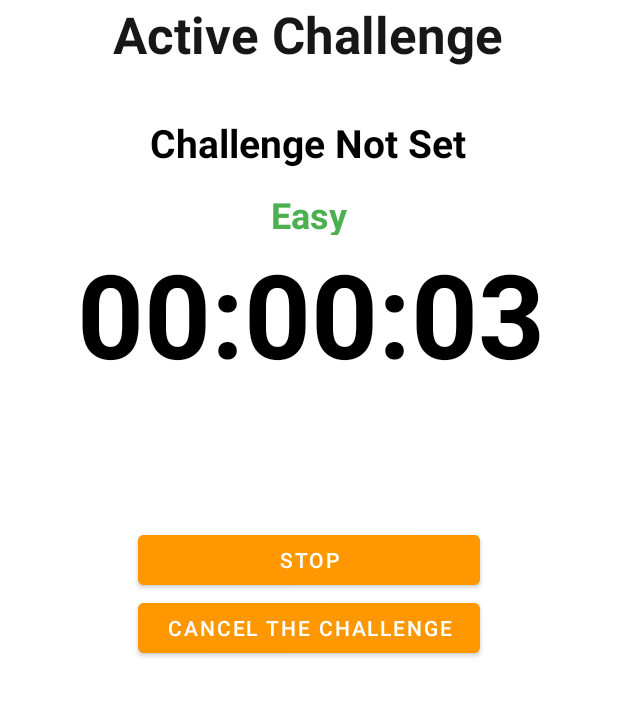
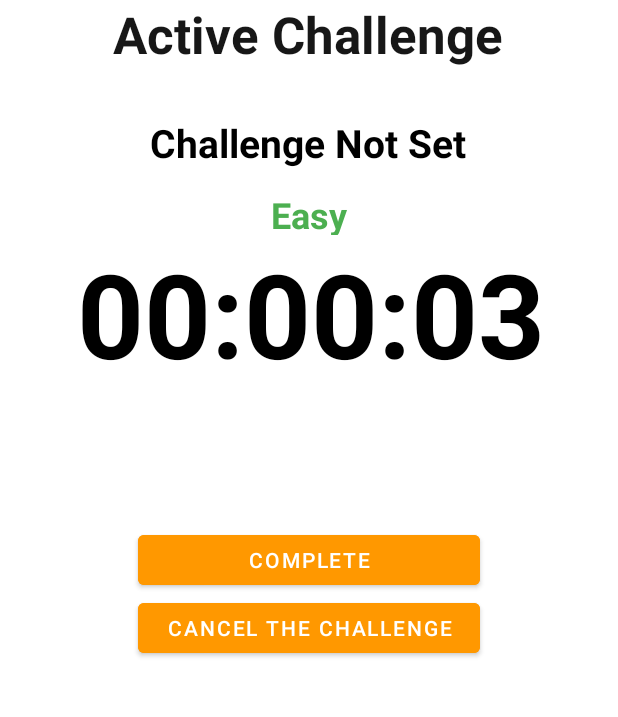
Before and after one commit to gabber235/BeSportive, an Android app: the ActiveChallengeActivity screen opened directly, with no data from a screen before it, after a tap on "START", on a phone screen of 412 x 824 dp, the part 192-909 px from its top. Run offline under Robolectric (Android 15) with nearby library versions, the phone set to English and light mode, and no system bars; our stand-ins replace Firebase (no records; nobody signed in at launch, a user with empty details on screens opened directly).

Commit message:
Start and Cancel Button Database Fetch
Now Start button creates required data in the database and  cancel button deletes it from the database, references are missing at the moment

```diff
--- a/app/src/main/java/nl/tue/besportive/ActiveChallengeActivity.java
+++ b/app/src/main/java/nl/tue/besportive/ActiveChallengeActivity.java
@@ -3,16 +3,34 @@ package nl.tue.besportive;
 import android.content.DialogInterface;
 import android.content.Intent;
 import android.os.Bundle;
+import android.text.TextUtils;
 import android.util.Log;
 import android.view.View;
 import android.widget.Button;
 import android.widget.TextView;
+import android.widget.Toast;
 
+import androidx.annotation.NonNull;
 import androidx.appcompat.app.AppCompatActivity;
 import androidx.constraintlayout.motion.widget.Debug;
 import androidx.core.content.ContextCompat;
 import androidx.appcompat.app.AlertDialog;
 
+import com.google.android.gms.tasks.OnCompleteListener;
+import com.google.android.gms.tasks.OnFailureListener;
+import com.google.android.gms.tasks.OnSuccessListener;
+import com.google.android.gms.tasks.Task;
+import com.google.firebase.auth.FirebaseAuth;
+import com.google.firebase.firestore.CollectionReference;
+import com.google.firebase.firestore.DocumentReference;
+import com.google.firebase.firestore.FieldValue;
+import com.google.firebase.firestore.FirebaseFirestore;
+import com.google.firebase.firestore.Query;
+import com.google.firebase.firestore.QueryDocumentSnapshot;
+import com.google.firebase.firestore.QuerySnapshot;
+
+import java.util.HashMap;
+import java.util.Map;
 import java.util.Timer;
 import java.util.TimerTask;
 
@@ -26,23 +44,26 @@ public class ActiveChallengeActivity extends AppCompatActivity {
 
     TextView timerText;
     Button start_button;
-
+    Button cancel_button;
     Timer timer;
     TimerTask timerTask;
     Double time = 0.0;
+    private static final String TAG = "ActiveChallengesActivity";
+    TextView activeChallengedisplay;
 
-    TextView activeChallengedisplay;
+    private String activeChallengeDocId;
 
     boolean timerStarted = false;
 
     @Override
     protected void onCreate(Bundle savedInstanceState)
-    {
+        {
         super.onCreate(savedInstanceState);
         setContentView(R.layout.activity_active_challenge);
 
         timerText = (TextView) findViewById(R.id.timerText);
         start_button = (Button) findViewById(R.id.start_button);
+        cancel_button = (Button) findViewById(R.id.cancel_button) ;
 
         timer = new Timer();
 
@@ -55,50 +76,25 @@ public class ActiveChallengeActivity extends AppCompatActivity {
             name = extras.getString("name");
 
         }
+        if(timerStarted == false)
+        {
+            cancel_button.setVisibility(View.INVISIBLE);
+
+        }
+
+
         activeChallengedisplay.setText(name);
     }
 
-    public void resetTapped(View view)
-    {
-        AlertDialog.Builder resetAlert = new AlertDialog.Builder(this);
-        resetAlert.setTitle("Cancel Challenge");
-        resetAlert.setMessage("Are you sure you want to cancel the challenge?");
-        resetAlert.setPositiveButton("Yes", new DialogInterface.OnClickListener()
-        {
-            @Override
-            public void onClick(DialogInterface dialogInterface, int i)
-            {
-                if(timerTask != null)
-                {
-                    timerTask.cancel();
-                    setButtonUI("START", R.color.white);
-                    time = 0.0;
-                    timerStarted = false;
-                    timerText.setText(formatTime(0,0,0));
 
-                }
-            }
-        });
-
-        resetAlert.setNeutralButton("No", new DialogInterface.OnClickListener()
-        {
-            @Override
-            public void onClick(DialogInterface dialogInterface, int i)
-            {
-                //do nothing
-            }
-        });
-
-        resetAlert.show();
-
-    }
 
     public void startStopTapped(View view)
     {
         if(timerStarted == false)
         {
             timerStarted = true;
-            setButtonUI("STOP", R.color.white);
+            setButtonUI("COMPLETE", R.color.white);
+            cancel_button.setVisibility(View.VISIBLE);
 
             startTimer();
         }
@@ -106,7 +102,7 @@ public class ActiveChallengeActivity extends AppCompatActivity {
         {
             timerStarted = false;
             setButtonUI("START", R.color.white);
-
+            cancel_button.setVisibility(View.INVISIBLE);
             timerTask.cancel();
         }
     }
@@ -117,28 +113,98 @@ public class ActiveChallengeActivity extends AppCompatActivity {
         start_button.setTextColor(ContextCompat.getColor(this, color));
     }
 
-    private void startTimer()
-    {
-        timerTask = new TimerTask()
-        {
+    private void startTimer() {
+        // Create a new Firestore collection for active challenges
+        FirebaseFirestore db = FirebaseFirestore.getInstance();
+        CollectionReference activeChallengesRef = db.collection("activeChallenges");
+
+        timerTask = new TimerTask() {
             @Override
-            public void run()
-            {
-                runOnUiThread(new Runnable()
-                {
+            public void run() {
+                runOnUiThread(new Runnable() {
                     @Override
-                    public void run()
-                    {
+                    public void run() {
                         time++;
                         timerText.setText(getTimerText());
+
+                        // Add the data to Firestore
+                        if (time == 1.0) {
+                            // Create a new document with the required data
+                            Map<String, Object> activeChallenge = new HashMap<>();
+                            activeChallenge.put("challengeId", "<challengeId>");
+                            activeChallenge.put("userId", "<userId>");
+                            activeChallenge.put("status", "<0>");
+                            activeChallenge.put("startTime", FieldValue.serverTimestamp());
+
+                            // Add the document to the activeChallengesRef collection
+                            activeChallengesRef.add(activeChallenge)
+                                    .addOnSuccessListener(new OnSuccessListener<DocumentReference>() {
+                                        @Override
+                                        public void onSuccess(DocumentReference documentReference) {
+                                            activeChallengeDocId = documentReference.getId();
+                                            Log.d(TAG, "Active challenge document added with ID: " + activeChallengeDocId);
+                                        }
+                                    })
+                                    .addOnFailureListener(new OnFailureListener() {
+                                        @Override
+                                        public void onFailure(@NonNull Exception e) {
+                                            Log.w(TAG, "Error adding active challenge document", e);
+                                        }
+                                    });
+                        }
                     }
                 });
             }
-
         };
         timer.scheduleAtFixedRate(timerTask, 0 ,1000);
     }
 
+    public void cancelChallengeTapped(View view) {
+        AlertDialog.Builder resetAlert = new AlertDialog.Builder(this);
+        resetAlert.setTitle("Cancel Challenge");
+        resetAlert.setMessage("Are you sure you want to cancel the challenge?");
+
+        resetAlert.setPositiveButton("Yes", new DialogInterface.OnClickListener() {
+            @Override
+            public void onClick(DialogInterface dialogInterface, int i) {
+                // Get a reference to the activeChallenges collection in Firestore
+                FirebaseFirestore db = FirebaseFirestore.getInstance();
+                CollectionReference activeChallengesRef = db.collection("activeChallenges");
+
+                // Delete the active challenge document
+                activeChallengesRef.document(activeChallengeDocId)
+                        .delete()
+                        .addOnSuccessListener(new OnSuccessListener<Void>() {
+                            @Override
+                            public void onSuccess(Void aVoid) {
+                                // The document was successfully deleted, so cancel the timer and reset the UI
+                                if (timerTask != null) {
+                                    timerTask.cancel();
+                                    setButtonUI("START", R.color.white);
+                                    time = 0.0;
+                                    timerStarted = false;
+                                    timerText.setText(formatTime(0, 0, 0));
+                                }
+                            }
+                        })
+                        .addOnFailureListener(new OnFailureListener() {
+                            @Override
+                            public void onFailure(@NonNull Exception e) {
+                                // There was an error deleting the document, so log the error
+                                Log.e("ActiveChallengeActivity", "Error deleting active challenge document", e);
+                            }
+                        });
+            }
+        });
+        resetAlert.setNeutralButton("No", new DialogInterface.OnClickListener() {
+            @Override
+            public void onClick(DialogInterface dialogInterface, int i) {
+                // User clicked "No", do nothing
+            }
+        });
+
+        resetAlert.show();
+    }
 
     private String getTimerText()
     {
--- a/app/src/main/java/nl/tue/besportive/ChallengesActivity.java
+++ b/app/src/main/java/nl/tue/besportive/ChallengesActivity.java
@@ -66,6 +66,7 @@ public class ChallengesActivity extends AppCompatActivity {
 
 
         setOnClickListener();
+
         RecyclerView recyclerView = findViewById(R.id.ly_challengeslist);
         if (recyclerView != null) {
             recyclerView.setHasFixedSize(true);
--- a/app/src/main/res/layout/activity_active_challenge.xml
+++ b/app/src/main/res/layout/activity_active_challenge.xml
@@ -103,7 +103,7 @@
         android:layout_marginStart="159dp"
         android:layout_marginEnd="159dp"
         android:backgroundTint="#FF9800"
-        android:onClick="resetTapped"
+        android:onClick="cancelChallengeTapped"
         android:text="Cancel the Challenge"
         app:layout_constraintEnd_toEndOf="parent"
         app:layout_constraintStart_toStartOf="parent"
```
Also changed, not shown: 1 other file.
